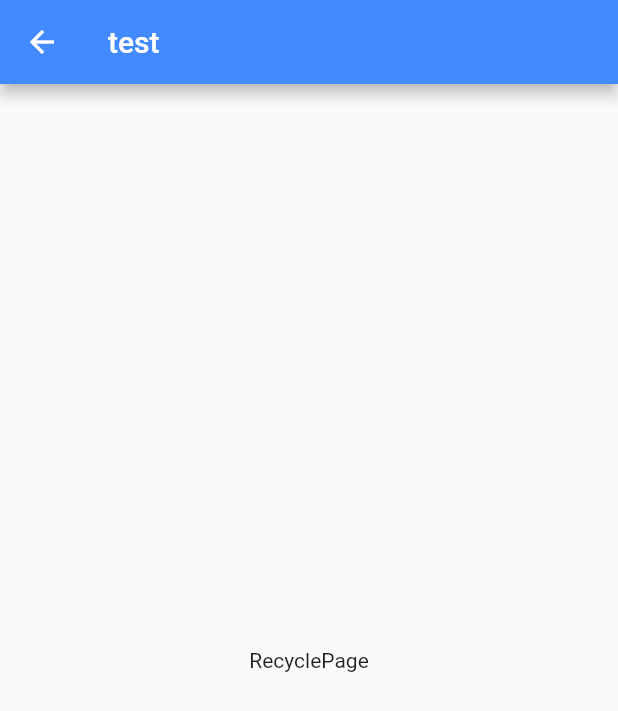
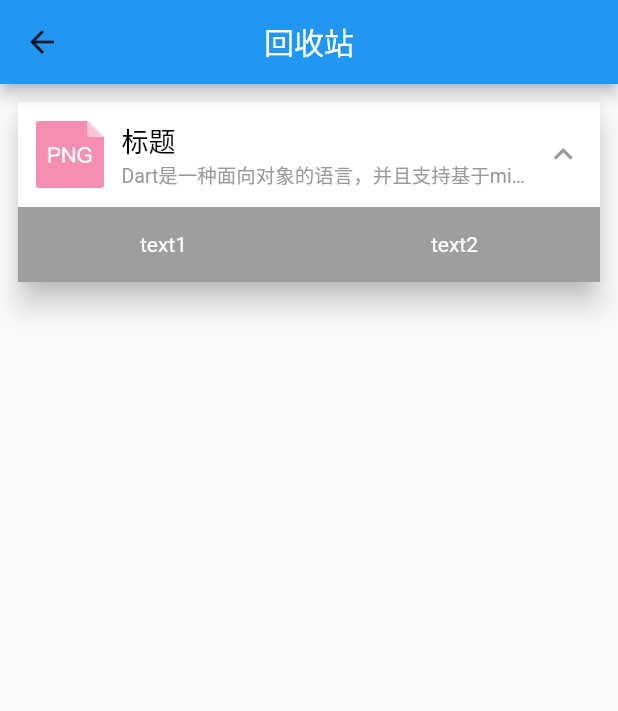
Before and after one commit to ZhangLeiBoy/FlutterLearning, a Flutter app: the RecyclePage screen opened directly, on a phone screen of 412 x 824 dp. Shown: the top 711 px of the screen. Run offline on Flutter 3.47's test engine with Material 2 defaults, Android fonts, the phone set to English and light mode, and no system bars.

Commit message:
增加跳转及一个列表页

```diff
--- a/lib/main.dart
+++ b/lib/main.dart
@@ -1,8 +1,6 @@
 import 'package:flutter/material.dart';
-
 import 'package:flutter_module/zhanglei/demo.dart';
 
 void main() => runApp(new MaterialApp(
-    home:new TestApp(),
-  )
-);
+      home: new TestApp(),
+    ));
--- a/lib/pages/recycle_page.dart
+++ b/lib/pages/recycle_page.dart
@@ -2,15 +2,136 @@ import 'package:flutter/material.dart';
 
 class RecyclePage extends StatefulWidget {
   @override
-  RecyclePageState createState() => new RecyclePageState();
+  _RecyclePageState createState() => _RecyclePageState();
 }
 
-class RecyclePageState extends State<RecyclePage> {
+//正常文字
+var commonStyle = TextStyle(color: Colors.black, fontSize: 18);
+//灰色较小文字
+var infoStyle = TextStyle(color: Color(0xff999999), fontSize: 13);
+
+class _RecyclePageState extends State<RecyclePage> {
+  bool showExpend = true;
+  int showExpendIndex = -1;
+
+  // 改变展开状态
+  void _expend(var index) {
+    setState(() {
+//      if (index == showExpendIndex) {
+//        showExpendIndex = -1;
+//        showExpend = false;
+//      } else {
+//        showExpendIndex = index;
+//        showExpend = true;
+//      }
+      showExpend = !showExpend;
+    });
+  }
+
+  //actionBar
+  _actionBar(BuildContext context) => AppBar(
+        leading: MaterialButton(
+            onPressed: () {
+              Navigator.pop(context);
+            },
+            child: new Icon(Icons.arrow_back)),
+        centerTitle: true,
+        title: Text("回收站"),
+      );
+
   @override
   Widget build(BuildContext context) {
-    return new Scaffold(
-      appBar: new AppBar(title: new Text("test"),backgroundColor: Colors.blueAccent,),
-      body: new Center(child: new Text("RecyclePage"),),
+    //左边图片
+    var headImg2 = Image.asset(
+      "images/icon_resource_png.png",
+      width: 45,
+      height: 45,
     );
+
+    var center2 = Column(
+      mainAxisAlignment: MainAxisAlignment.center, //主轴对齐方式
+      crossAxisAlignment: CrossAxisAlignment.start, //辅轴
+      children: <Widget>[
+        Text(
+          "标题",
+          style: commonStyle,
+        ),
+        Text(
+          "Dart是一种面向对象的语言，并且支持基于mixin的继承方式",
+          maxLines: 1,
+          overflow: TextOverflow.ellipsis,
+          style: infoStyle,
+          textAlign: TextAlign.start,
+        ),
+      ],
+    );
+
+    var end2 = GestureDetector(
+      onTap: () {
+        setState(() {
+          _expend(1);
+        });
+      },
+      child: Icon(
+        showExpend ? Icons.keyboard_arrow_up : Icons.keyboard_arrow_down,
+        size: 25,
+        color: Color(0xff999999),
+      ),
+    );
+
+    var rowLine2 = Row(
+      children: <Widget>[
+        Padding(
+          padding: EdgeInsets.fromLTRB(12, 0, 0, 0),
+          child: headImg2,
+        ),
+        Expanded(
+          child: Padding(
+            padding: EdgeInsets.fromLTRB(12, 0, 12, 0),
+            child: center2,
+          ),
+        ),
+        Padding(
+          padding: EdgeInsets.fromLTRB(0, 0, 12, 0),
+          child: end2,
+        ),
+      ],
+    );
+
+    var item = Card(
+      child: Container(
+        height: showExpend ? 120 : 70,
+        child: Column(
+          mainAxisAlignment: MainAxisAlignment.start,
+          children: <Widget>[
+            Container(
+              child: rowLine2,
+              color: Colors.white,
+              height: 70,
+            ),
+            Offstage(
+              offstage: !showExpend,
+              child: Container(
+                child: Row(
+                  mainAxisAlignment: MainAxisAlignment.spaceAround,
+                  children: <Widget>[
+                    Text("text1",
+                        style: TextStyle(fontSize: 14, color: Colors.white)),
+                    Text("text2",
+                        style: TextStyle(fontSize: 14, color: Colors.white)),
+                  ],
+                ),
+                color: Colors.grey,
+                height: 50,
+              ),
+            ),
+          ],
+        ),
+        color: Colors.white,
+      ),
+      elevation: 8,
+      margin: EdgeInsets.fromLTRB(12, 12, 12, 0),
+    );
+    return Scaffold(appBar: _actionBar(context), body: item);
   }
 }
--- a/pubspec.yaml
+++ b/pubspec.yaml
@@ -46,6 +46,9 @@ flutter:
   assets:
     - images/ic_def.png
     - images/app_logo.png
+    - images/icon_resource_pdf.png
+    - images/icon_resource_png.png
+    - images/icon_resource_ppt.png
   #  - images/a_dot_ham.jpeg
 
   # An image asset can refer to one or more resolution-specific "variants", see
```
Also changed, not shown: lib/zhanglei/demo.dart (+53 -76 lines), lib/zhanglei/demo_flex.dart (added, +43 -0 lines), lib/zhanglei/demo_home.dart (added, +66 -0 lines), lib/zhanglei/utils/bgUtil.dart (added, +16 -0 lines), lib/zhanglei/utils/pdUtil.dart (added, +24 -0 lines), lib/zhanglei/utils/routesUtil.dart (added, +11 -0 lines), images/icon_resource_pdf.png (added), images/icon_resource_png.png (added), images/icon_resource_ppt.png (added).
